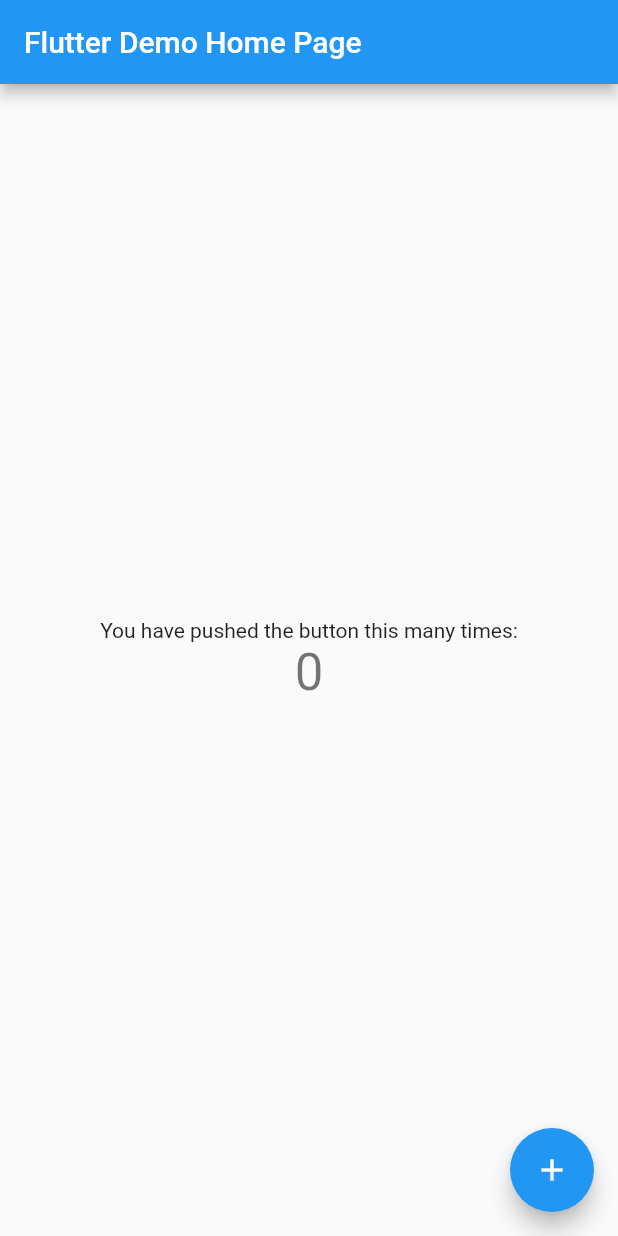
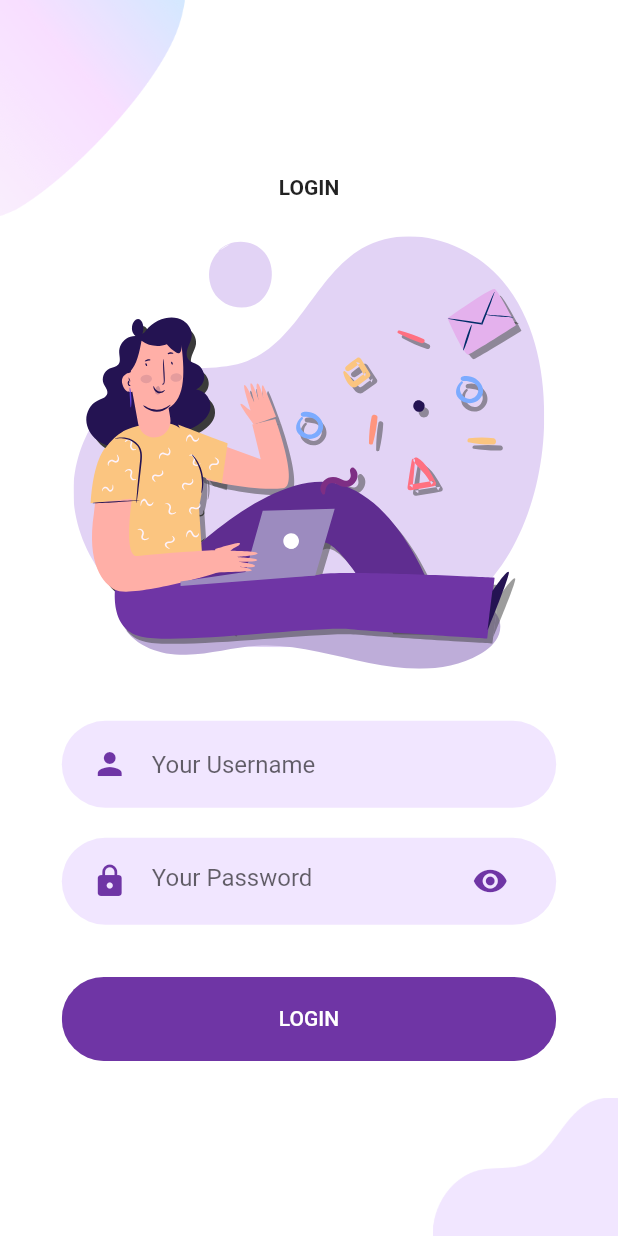
Before and after one commit to ekza97/uas-tugas-khusus, a Flutter app: the screen it shows after launch, on a phone screen of 412 x 824 dp. Run offline on Flutter 3.47's test engine with Material 2 defaults, Android fonts, the phone set to English and light mode, and no system bars; our stand-ins replace flutter_svg.

Commit message:
Add login screen design

```diff
--- /dev/null
+++ b/lib/Screens/Login/components/background.dart
@@ -0,0 +1,36 @@
+import 'package:flutter/material.dart';
+
+class Background extends StatelessWidget {
+  final Widget child;
+  const Background({
+    Key key,
+    @required this.child,
+  }) : super(key: key);
+
+  @override
+  Widget build(BuildContext context) {
+    Size size = MediaQuery.of(context).size;
+    return Container(
+      width: double.infinity,
+      height: size.height,
+      child: Stack(
+        alignment: Alignment.center,
+        children: <Widget>[
+          Positioned(
+            top: 0,
+            left: 0,
+            child: Image.asset("assets/images/main_top.png"),
+            width: size.width * 0.3,
+          ),
+          Positioned(
+            bottom: 0,
+            right: 0,
+            child: Image.asset("assets/images/login_bottom.png"),
+            width: size.width * 0.3,
+          ),
+          child,
+        ],
+      ),
+    );
+  }
+}
--- /dev/null
+++ b/lib/Screens/Login/components/body.dart
@@ -0,0 +1,54 @@
+import 'package:final_project/Screens/Login/components/background.dart';
+import 'package:final_project/components/rounded_button.dart';
+import 'package:final_project/components/rounded_input_field.dart';
+import 'package:final_project/components/rounded_password_field.dart';
+import 'package:flutter/material.dart';
+import 'package:flutter_svg/svg.dart';
+
+class Body extends StatelessWidget {
+  const Body({
+    Key key,
+  }) : super(key: key);
+
+  @override
+  Widget build(BuildContext context) {
+    Size size = MediaQuery.of(context).size;
+    return Background(
+      child: SingleChildScrollView(
+        child: Column(
+          mainAxisAlignment: MainAxisAlignment.center,
+          children: <Widget>[
+            Text(
+              "LOGIN",
+              style: TextStyle(fontWeight: FontWeight.bold),
+            ),
+            SizedBox(
+              height: size.height * 0.03,
+            ),
+            SvgPicture.asset(
+              "assets/icons/login.svg",
+              height: size.height * 0.35,
+            ),
+            SizedBox(
+              height: size.height * 0.03,
+            ),
+            RoundedInputField(
+              hintText: "Your Username",
+              onChanged: (value) {},
+            ),
+            RoundedPasswordField(
+              onChanged: (value) {},
+            ),
+            SizedBox(
+              height: size.height * 0.03,
+            ),
+            RoundedButton(
+              text: "LOGIN",
+              press: () {},
+            )
+          ],
+        ),
+      ),
+    );
+  }
+}
--- /dev/null
+++ b/lib/Screens/Login/login_screen.dart
@@ -0,0 +1,12 @@
+import 'package:flutter/material.dart';
+
+import 'components/body.dart';
+
+class LoginScreen extends StatelessWidget {
+  @override
+  Widget build(BuildContext context) {
+    return Scaffold(
+      body: Body(),
+    );
+  }
+}
--- /dev/null
+++ b/lib/components/rounded_button.dart
@@ -0,0 +1,39 @@
+import 'package:final_project/constans.dart';
+import 'package:flutter/material.dart';
+
+class RoundedButton extends StatelessWidget {
+  final String text;
+  final Function press;
+  final Color color, textColor;
+  const RoundedButton({
+    Key key,
+    this.text,
+    this.press,
+    this.color = kPrimaryColor,
+    this.textColor = Colors.white,
+  }) : super(key: key);
+
+  @override
+  Widget build(BuildContext context) {
+    Size size = MediaQuery.of(context).size;
+    return Container(
+      width: size.width * 0.8,
+      child: ClipRRect(
+        borderRadius: BorderRadius.circular(39),
+        child: ElevatedButton(
+          style: ElevatedButton.styleFrom(
+              primary: kPrimaryColor,
+              padding: EdgeInsets.symmetric(
+                horizontal: 40,
+                vertical: 20,
+              )),
+          onPressed: press,
+          child: Text(
+            text,
+            style: TextStyle(color: textColor),
+          ),
+        ),
+      ),
+    );
+  }
+}
--- /dev/null
+++ b/lib/components/rounded_input_field.dart
@@ -0,0 +1,32 @@
+import 'package:final_project/components/text_field_container.dart';
+import 'package:final_project/constans.dart';
+import 'package:flutter/material.dart';
+
+class RoundedInputField extends StatelessWidget {
+  final String hintText;
+  final IconData icon;
+  final ValueChanged<String> onChanged;
+  const RoundedInputField({
+    Key key,
+    this.hintText,
+    this.icon = Icons.person,
+    this.onChanged,
+  }) : super(key: key);
+
+  @override
+  Widget build(BuildContext context) {
+    return TextFieldContainer(
+      child: TextField(
+        onChanged: onChanged,
+        decoration: InputDecoration(
+          icon: Icon(
+            icon,
+            color: kPrimaryColor,
+          ),
+          hintText: hintText,
+          border: InputBorder.none,
+        ),
+      ),
+    );
+  }
+}
--- /dev/null
+++ b/lib/components/rounded_password_field.dart
@@ -0,0 +1,34 @@
+import 'package:final_project/components/text_field_container.dart';
+import 'package:final_project/constans.dart';
+import 'package:flutter/material.dart';
+
+class RoundedPasswordField extends StatelessWidget {
+  final ValueChanged<String> onChanged;
+
+  const RoundedPasswordField({
+    Key key,
+    this.onChanged,
+  }) : super(key: key);
+
+  @override
+  Widget build(BuildContext context) {
+    return TextFieldContainer(
+      child: TextField(
+        obscureText: true,
+        onChanged: onChanged,
+        decoration: InputDecoration(
+          hintText: "Your Password",
+          icon: Icon(
+            Icons.lock,
+            color: kPrimaryColor,
+          ),
+          suffixIcon: Icon(
+            Icons.visibility,
+            color: kPrimaryColor,
+          ),
+          border: InputBorder.none,
+        ),
+      ),
+    );
+  }
+}
--- /dev/null
+++ b/lib/components/text_field_container.dart
@@ -0,0 +1,28 @@
+import 'package:final_project/constans.dart';
+import 'package:flutter/material.dart';
+
+class TextFieldContainer extends StatelessWidget {
+  final Widget child;
+  const TextFieldContainer({
+    Key key,
+    this.child,
+  }) : super(key: key);
+
+  @override
+  Widget build(BuildContext context) {
+    Size size = MediaQuery.of(context).size;
+    return Container(
+      margin: EdgeInsets.symmetric(vertical: 10),
+      padding: EdgeInsets.symmetric(
+        horizontal: 20,
+        vertical: 5,
+      ),
+      width: size.width * 0.8,
+      decoration: BoxDecoration(
+        color: kPrimaryLightColor,
+        borderRadius: BorderRadius.circular(29),
+      ),
+      child: child,
+    );
+  }
+}
--- /dev/null
+++ b/lib/constans.dart
@@ -0,0 +1,4 @@
+import 'package:flutter/material.dart';
+
+const kPrimaryColor = Color(0xFF6F35A5);
+const kPrimaryLightColor = Color(0xFFF1E6FF);
--- a/lib/main.dart
+++ b/lib/main.dart
@@ -1,4 +1,6 @@
+import 'package:final_project/Screens/Login/login_screen.dart';
 import 'package:flutter/material.dart';
+import 'package:final_project/constans.dart';
 
 void main() {
   runApp(MyApp());
@@ -9,105 +11,13 @@ class MyApp extends StatelessWidget {
   @override
   Widget build(BuildContext context) {
     return MaterialApp(
-      title: 'Flutter Demo',
+      debugShowCheckedModeBanner: false,
+      title: 'Flutter Auth',
       theme: ThemeData(
-        // This is the theme of your application.
-        //
-        // Try running your application with "flutter run". You'll see the
-        // application has a blue toolbar. Then, without quitting the app, try
-        // changing the primarySwatch below to Colors.green and then invoke
-        // "hot reload" (press "r" in the console where you ran "flutter run",
-        // or simply save your changes to "hot reload" in a Flutter IDE).
-        // Notice that the counter didn't reset back to zero; the application
-        // is not restarted.
-        primarySwatch: Colors.blue,
+        primaryColor: kPrimaryColor,
+        scaffoldBackgroundColor: Colors.white,
       ),
-      home: MyHomePage(title: 'Flutter Demo Home Page'),
+      home: LoginScreen(),
     );
   }
 }
-
-class MyHomePage extends StatefulWidget {
-  MyHomePage({Key key, this.title}) : super(key: key);
-
-  // This widget is the home page of your application. It is stateful, meaning
-  // that it has a State object (defined below) that contains fields that affect
-  // how it looks.
-
-  // This class is the configuration for the state. It holds the values (in this
-  // case the title) provided by the parent (in this case the App widget) and
-  // used by the build method of the State. Fields in a Widget subclass are
-  // always marked "final".
-
-  final String title;
-
-  @override
-  _MyHomePageState createState() => _MyHomePageState();
-}
-
-class _MyHomePageState extends State<MyHomePage> {
-  int _counter = 0;
-
-  void _incrementCounter() {
-    setState(() {
-      // This call to setState tells the Flutter framework that something has
-      // changed in this State, which causes it to rerun the build method below
-      // so that the display can reflect the updated values. If we changed
-      // _counter without calling setState(), then the build method would not be
-      // called again, and so nothing would appear to happen.
-      _counter++;
-    });
-  }
-
-  @override
-  Widget build(BuildContext context) {
-    // This method is rerun every time setState is called, for instance as done
-    // by the _incrementCounter method above.
-    //
-    // The Flutter framework has been optimized to make rerunning build methods
-    // fast, so that you can just rebuild anything that needs updating rather
-    // than having to individually change instances of widgets.
-    return Scaffold(
-      appBar: AppBar(
-        // Here we take the value from the MyHomePage object that was created by
-        // the App.build method, and use it to set our appbar title.
-        title: Text(widget.title),
-      ),
-      body: Center(
-        // Center is a layout widget. It takes a single child and positions it
-        // in the middle of the parent.
-        child: Column(
-          // Column is also a layout widget. It takes a list of children and
-          // arranges them vertically. By default, it sizes itself to fit its
-          // children horizontally, and tries to be as tall as its parent.
-          //
-          // Invoke "debug painting" (press "p" in the console, choose the
-          // "Toggle Debug Paint" action from the Flutter Inspector in Android
-          // Studio, or the "Toggle Debug Paint" command in Visual Studio Code)
-          // to see the wireframe for each widget.
-          //
-          // Column has various properties to control how it sizes itself and
-          // how it positions its children. Here we use mainAxisAlignment to
-          // center the children vertically; the main axis here is the vertical
-          // axis because Columns are vertical (the cross axis would be
-          // horizontal).
-          mainAxisAlignment: MainAxisAlignment.center,
-          children: <Widget>[
-            Text(
-              'You have pushed the button this many times:',
-            ),
-            Text(
-              '$_counter',
-              style: Theme.of(context).textTheme.headline4,
-            ),
-          ],
-        ),
-      ),
-      floatingActionButton: FloatingActionButton(
-        onPressed: _incrementCounter,
-        tooltip: 'Increment',
-        child: Icon(Icons.add),
-      ), // This trailing comma makes auto-formatting nicer for build methods.
-    );
-  }
-}
```
Also changed, not shown: pubspec.yaml (+5 -5 lines), assets/icons/chat.svg (added), assets/icons/facebook.svg (added), assets/icons/google-plus.svg (added), assets/icons/login.svg (added), assets/icons/signup.svg (added), assets/icons/twitter.svg (added), assets/images/login_bottom.png (added), assets/images/main_bottom.png (added), assets/images/main_top.png (added), assets/images/signup_top.png (added), pubspec.lock.
